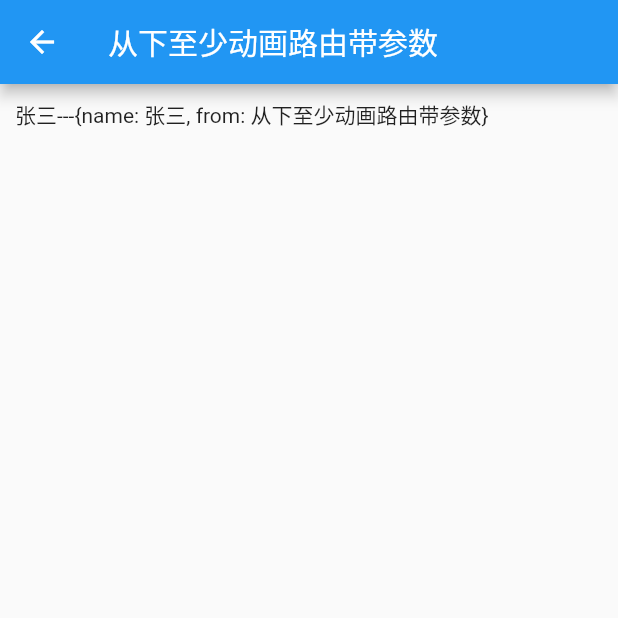
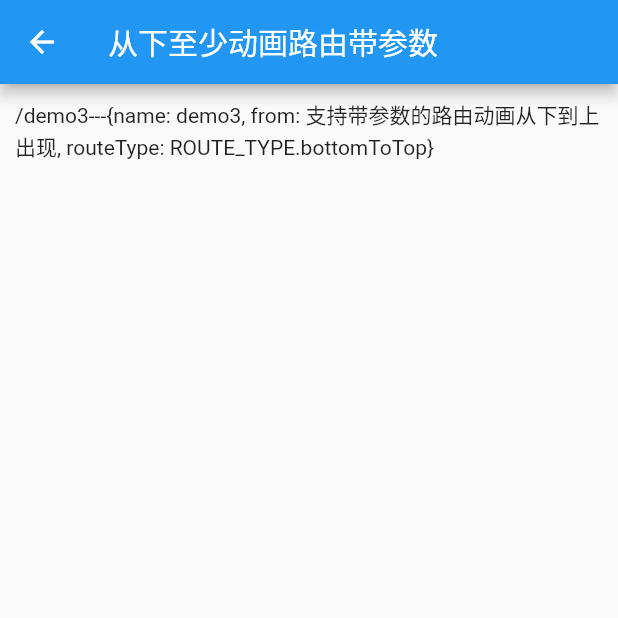
Before and after one commit to chenjun1127/flutter_advanced, a Flutter app: the screen it shows after launch, after a tap on an icon or button, on a phone screen of 412 x 824 dp, the top half of it. Run offline on Flutter 3.47's test engine with Material 2 defaults, Android fonts, the phone set to English and light mode, and no system bars.

Commit message:
动画路由调整

```diff
--- a/lib/home/home.dart
+++ b/lib/home/home.dart
@@ -3,6 +3,7 @@ import 'package:flutter/material.dart';
 import 'package:flutter_advanced/pages/demo2.dart';
 import 'package:flutter_advanced/pages/demo3.dart';
 import 'package:flutter_advanced/routes/animate_route.dart';
+import 'package:flutter_advanced/routes/route_type.dart';
 
 class Home extends StatelessWidget {
   const Home({Key? key}) : super(key: key);
@@ -30,18 +31,28 @@ class Home extends StatelessWidget {
     return TextButton(
       onPressed: () {
         if (index == 0) {
-          Navigator.pushNamed(context, '/demo1', arguments: <String, dynamic>{"name": "张三", "from": "普通路由传参数"});
+          Navigator.pushNamed(context, '/demo1', arguments: <String, dynamic>{
+            "name": "张三",
+            "from": "普通路由传参数",
+            "routeType": ROUTE_TYPE.bottomToTop,
+          });
         } else if (index == 1) {
           Navigator.push(context, FadeRouter<dynamic>(child: const Demo2(), duration: 200));
         } else if (index == 2) {
           Navigator.push(
             context,
-            BottomToTopRoute<dynamic>(
+            BottomToTopRouter<dynamic>(
+              builder: (BuildContext context, Animation<double> animation, Animation<double> secondaryAnimation) {
+                return const Demo3();
+              },
               settings: const RouteSettings(
-                name: "张三",
-                arguments: <String, dynamic>{"name": "张三", "from": "从下至少动画路由带参数"},
+                name: "/demo3",
+                arguments: <String, dynamic>{
+                  "name": "demo3",
+                  "from": "支持带参数的路由动画从下到上出现",
+                  "routeType": ROUTE_TYPE.bottomToTop,
+                },
               ),
-              child: const Demo3(),
             ),
           );
         }
--- a/lib/routes/animate_route.dart
+++ b/lib/routes/animate_route.dart
@@ -21,12 +21,12 @@ class FadeRouter<T> extends PageRouteBuilder<T> {
 }
 
 ///支持带参数的路由动画
-class BottomToTopRoute<T> extends PageRouteBuilder<T> {
-  BottomToTopRoute({RouteSettings? settings, this.child, this.duration = 200, this.curve = Curves.fastOutSlowIn})
+class BottomToTopRouter<T> extends PageRouteBuilder<T> {
+  BottomToTopRouter(
+      {required this.builder, RouteSettings? settings, this.duration = 200, this.curve = Curves.fastOutSlowIn})
       : settings = settings ?? defaultSettings,
         super(
-          pageBuilder: (BuildContext context, Animation<double> animation, Animation<double> secondaryAnimation) =>
-              child!,
+          pageBuilder: builder,
           settings: settings,
           transitionDuration: Duration(milliseconds: duration),
           transitionsBuilder:
@@ -44,10 +44,10 @@ class BottomToTopRoute<T> extends PageRouteBuilder<T> {
     settings = const RouteSettings();
   }
 
-  final Widget? child;
   final int duration;
   static RouteSettings defaultSettings = const RouteSettings();
 
+  final RoutePageBuilder builder;
   @override
   RouteSettings settings;
   final Curve curve;
--- /dev/null
+++ b/lib/routes/route_type.dart
@@ -0,0 +1 @@
+enum ROUTE_TYPE { bottomToTop, scale, fade }
--- a/lib/routes/routes.dart
+++ b/lib/routes/routes.dart
@@ -2,6 +2,8 @@ import 'package:flutter/cupertino.dart';
 import 'package:flutter/material.dart';
 import 'package:flutter_advanced/pages/demo1.dart';
 import 'package:flutter_advanced/pages/main_page.dart';
+import 'package:flutter_advanced/routes/animate_route.dart';
+import 'package:flutter_advanced/routes/route_type.dart';
 
 final List<int> list = List<int>.generate(baseRoute.values.length, (int index) => index);
 
@@ -25,8 +27,19 @@ class Routes {
     final String name = settings.name ?? '';
     final Map<String, WidgetBuilder> routes = initRoutes();
     final WidgetBuilder? builder = routes[name];
+    final Object? arguments = settings.arguments;
     if (builder != null) {
       if (settings.arguments != null) {
+        if (arguments is Map) {
+          if (arguments['routeType'] == ROUTE_TYPE.bottomToTop) {
+            final Route<dynamic> route = BottomToTopRouter<dynamic>(
+                builder: (BuildContext context, Animation<double> animation, Animation<double> secondaryAnimation) {
+                  return builder(context, arguments: settings.arguments);
+                },
+                settings: settings);
+            return route;
+          }
+        }
         return MaterialPageRoute<dynamic>(
           builder: (BuildContext context) => builder(context, arguments: settings.arguments),
           settings: settings,
```
